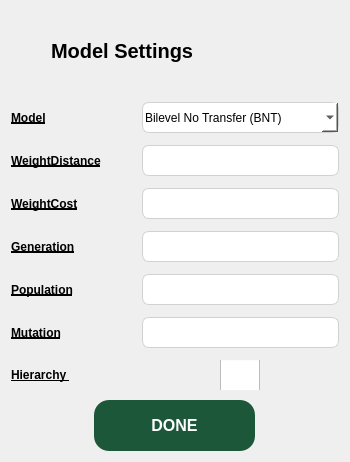
First picture: the form in FE/modelSettings.ui, repository Lucianono/ShelterAlloc_Thesis, before the edit.
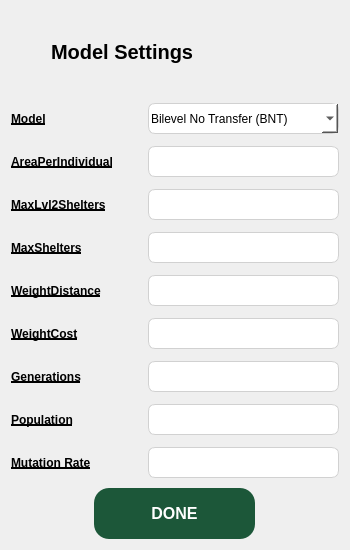
Second picture: the form after the edit. Icons and pictures are not drawn.

Commit message: updated ui modelSettings; wip model parameters

What changed in the file:
```diff
--- a/FE/modelSettings.ui
+++ b/FE/modelSettings.ui
@@ -7,7 +7,7 @@
     <x>0</x>
     <y>0</y>
     <width>350</width>
-    <height>462</height>
+    <height>550</height>
    </rect>
   </property>
   <property name="sizePolicy">
@@ -56,9 +56,6 @@
 }</string>
   </property>
   <layout class="QVBoxLayout" name="verticalLayout">
-   <property name="topMargin">
-    <number>9</number>
-   </property>
    <item>
     <widget class="QWidget" name="widget_4" native="true">
      <layout class="QVBoxLayout" name="verticalLayout_2">
@@ -150,74 +147,25 @@
         <property name="verticalSpacing">
          <number>12</number>
         </property>
+        <item row="2" column="0">
+         <widget class="QLabel" name="label_32">
+          <property name="text">
+           <string>MaxLvl2Shelters</string>
+          </property>
+         </widget>
+        </item>
         <item row="4" column="0">
-         <widget class="QLabel" name="label_27">
+         <widget class="QLabel" name="label_30">
           <property name="text">
-           <string>Population</string>
+           <string>WeightDistance</string>
           </property>
          </widget>
         </item>
-        <item row="5" column="0">
-         <widget class="QLabel" name="label_28">
-          <property name="text">
-           <string>Mutation</string>
-          </property>
-         </widget>
-        </item>
-        <item row="4" column="1">
-         <spacer name="horizontalSpacer_3">
-          <property name="orientation">
-           <enum>Qt::Horizontal</enum>
-          </property>
-          <property name="sizeHint" stdset="0">
-           <size>
-            <width>40</width>
-            <height>20</height>
-           </size>
-          </property>
-         </spacer>
-        </item>
-        <item row="5" column="1">
-         <spacer name="horizontalSpacer_4">
-          <property name="orientation">
-           <enum>Qt::Horizontal</enum>
-          </property>
-          <property name="sizeHint" stdset="0">
-           <size>
-            <width>40</width>
-            <height>20</height>
-           </size>
-          </property>
-         </spacer>
-        </item>
-        <item row="6" column="0">
-         <widget class="QLabel" name="label_29">
-          <property name="text">
-           <string>Hierarchy </string>
-          </property>
-         </widget>
-        </item>
-        <item row="6" column="1">
-         <spacer name="horizontalSpacer_5">
-          <property name="orientation">
-           <enum>Qt::Horizontal</enum>
-          </property>
-          <property name="sizeHint" stdset="0">
-           <size>
-            <width>40</width>
-            <height>20</height>
-           </size>
-          </property>
-         </spacer>
-        </item>
-        <item row="5" column="2">
-         <widget class="QPlainTextEdit" name="plainTextEdit_4"/>
-        </item>
-        <item row="4" column="2">
-         <widget class="QPlainTextEdit" name="plainTextEdit_3"/>
+        <item row="6" column="2">
+         <widget class="QPlainTextEdit" name="textEdit_generations"/>
         </item>
         <item row="3" column="1">
-         <spacer name="horizontalSpacer_2">
+         <spacer name="horizontalSpacer_8">
           <property name="orientation">
            <enum>Qt::Horizontal</enum>
           </property>
@@ -229,10 +177,10 @@
           </property>
          </spacer>
         </item>
-        <item row="3" column="0">
+        <item row="6" column="0">
          <widget class="QLabel" name="label_20">
           <property name="text">
-           <string>Generation</string>
+           <string>Generations</string>
           </property>
          </widget>
         </item>
@@ -265,58 +213,53 @@
           </property>
          </spacer>
         </item>
-        <item row="3" column="2">
-         <widget class="QPlainTextEdit" name="plainTextEdit_2"/>
-        </item>
-        <item row="1" column="0">
-         <widget class="QLabel" name="label_30">
-          <property name="text">
-           <string>WeightDistance</string>
+        <item row="6" column="1">
+         <spacer name="horizontalSpacer_2">
+          <property name="orientation">
+           <enum>Qt::Horizontal</enum>
           </property>
-         </widget>
-        </item>
-        <item row="6" column="2" alignment="Qt::AlignHCenter">
-         <widget class="QCheckBox" name="hierarchy_checkBox">
-          <property name="sizePolicy">
-           <sizepolicy hsizetype="Preferred" vsizetype="Preferred">
-            <horstretch>0</horstretch>
-            <verstretch>0</verstretch>
-           </sizepolicy>
-          </property>
-          <property name="minimumSize">
+          <property name="sizeHint" stdset="0">
            <size>
-            <width>0</width>
-            <height>0</height>
+            <width>40</width>
+            <height>20</height>
            </size>
           </property>
-          <property name="maximumSize">
+         </spacer>
+        </item>
+        <item row="7" column="2">
+         <widget class="QPlainTextEdit" name="textEdit_population"/>
+        </item>
+        <item row="5" column="2">
+         <widget class="QPlainTextEdit" name="textEdit_wtCost"/>
+        </item>
+        <item row="8" column="2">
+         <widget class="QPlainTextEdit" name="textEdit_mutation"/>
+        </item>
+        <item row="4" column="1">
+         <spacer name="horizontalSpacer_6">
+          <property name="orientation">
+           <enum>Qt::Horizontal</enum>
+          </property>
+          <property name="sizeHint" stdset="0">
            <size>
             <width>40</width>
-            <height>30</height>
+            <height>20</height>
            </size>
           </property>
-          <property name="cursor">
-           <cursorShape>PointingHandCursor</cursorShape>
+         </spacer>
+        </item>
+        <item row="5" column="1">
+         <spacer name="horizontalSpacer_7">
+          <property name="orientation">
+           <enum>Qt::Horizontal</enum>
           </property>
-          <property name="styleSheet">
-           <string notr="true">QCheckBox::indicator {
-     width: 40px;
-     height: 40px;
-}</string>
-          </property>
-          <property name="text">
-           <string/>
-          </property>
-          <property name="iconSize">
+          <property name="sizeHint" stdset="0">
            <size>
-            <width>41</width>
-            <height>41</height>
+            <width>40</width>
+            <height>20</height>
            </size>
           </property>
-          <property name="checked">
-           <bool>false</bool>
-          </property>
-         </widget>
+         </spacer>
         </item>
         <item row="0" column="2">
          <widget class="QComboBox" name="model_comboBox">
@@ -344,15 +287,72 @@
           </item>
          </widget>
         </item>
-        <item row="2" column="0">
+        <item row="5" column="0">
          <widget class="QLabel" name="label_31">
           <property name="text">
            <string>WeightCost</string>
           </property>
          </widget>
         </item>
+        <item row="4" column="2">
+         <widget class="QPlainTextEdit" name="textEdit_wtDist"/>
+        </item>
+        <item row="3" column="0">
+         <widget class="QLabel" name="label_33">
+          <property name="text">
+           <string>MaxShelters</string>
+          </property>
+         </widget>
+        </item>
+        <item row="7" column="0">
+         <widget class="QLabel" name="label_27">
+          <property name="text">
+           <string>Population</string>
+          </property>
+         </widget>
+        </item>
+        <item row="7" column="1">
+         <spacer name="horizontalSpacer_3">
+          <property name="orientation">
+           <enum>Qt::Horizontal</enum>
+          </property>
+          <property name="sizeHint" stdset="0">
+           <size>
+            <width>40</width>
+            <height>20</height>
+           </size>
+          </property>
+         </spacer>
+        </item>
+        <item row="8" column="0">
+         <widget class="QLabel" name="label_28">
+          <property name="text">
+           <string>Mutation Rate</string>
+          </property>
+         </widget>
+        </item>
+        <item row="8" column="1">
+         <spacer name="horizontalSpacer_4">
+          <property name="orientation">
+           <enum>Qt::Horizontal</enum>
+          </property>
+          <property name="sizeHint" stdset="0">
+           <size>
+            <width>40</width>
+            <height>20</height>
+           </size>
+          </property>
+         </spacer>
+        </item>
+        <item row="1" column="0">
+         <widget class="QLabel" name="label_29">
+          <property name="text">
+           <string>AreaPerIndividual</string>
+          </property>
+         </widget>
+        </item>
         <item row="1" column="1">
-         <spacer name="horizontalSpacer_6">
+         <spacer name="horizontalSpacer_10">
           <property name="orientation">
            <enum>Qt::Horizontal</enum>
           </property>
@@ -365,7 +365,7 @@
          </spacer>
         </item>
         <item row="2" column="1">
-         <spacer name="horizontalSpacer_7">
+         <spacer name="horizontalSpacer_9">
           <property name="orientation">
            <enum>Qt::Horizontal</enum>
           </property>
@@ -377,11 +377,14 @@
           </property>
          </spacer>
         </item>
-        <item row="1" column="2">
-         <widget class="QPlainTextEdit" name="plainTextEdit_8"/>
+        <item row="3" column="2">
+         <widget class="QPlainTextEdit" name="textEdit_maxShelters"/>
         </item>
         <item row="2" column="2">
-         <widget class="QPlainTextEdit" name="plainTextEdit_6"/>
+         <widget class="QPlainTextEdit" name="textEdit_maxL2Shelters"/>
+        </item>
+        <item row="1" column="2">
+         <widget class="QPlainTextEdit" name="textEdit_areaPerIdniv"/>
         </item>
        </layout>
       </item>
```
Left out of the diff: 2 changed lines with no effect on the pictures. The commit also changes 5 other files.
